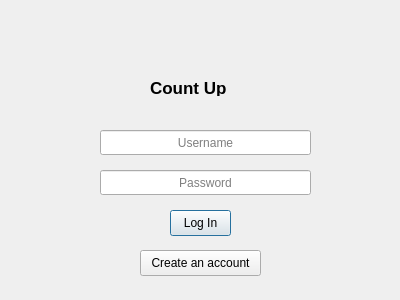
Qt form login.ui (adsorensen/CountUp) before a commit.
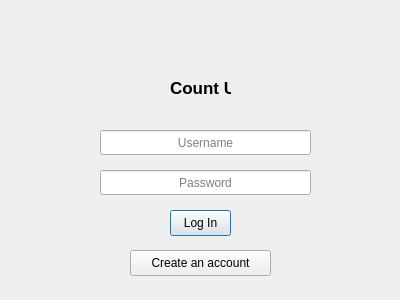
The same form after that commit.

The edit to the form file:
```diff
--- a/login.ui
+++ b/login.ui
@@ -16,9 +16,9 @@
   <widget class="QLabel" name="label">
    <property name="geometry">
     <rect>
-     <x>150</x>
+     <x>170</x>
      <y>80</y>
-     <width>121</width>
+     <width>61</width>
      <height>16</height>
     </rect>
    </property>
@@ -81,9 +81,9 @@
   <widget class="QPushButton" name="loginButton_2">
    <property name="geometry">
     <rect>
-     <x>140</x>
+     <x>130</x>
      <y>250</y>
-     <width>121</width>
+     <width>141</width>
      <height>26</height>
     </rect>
    </property>
```
